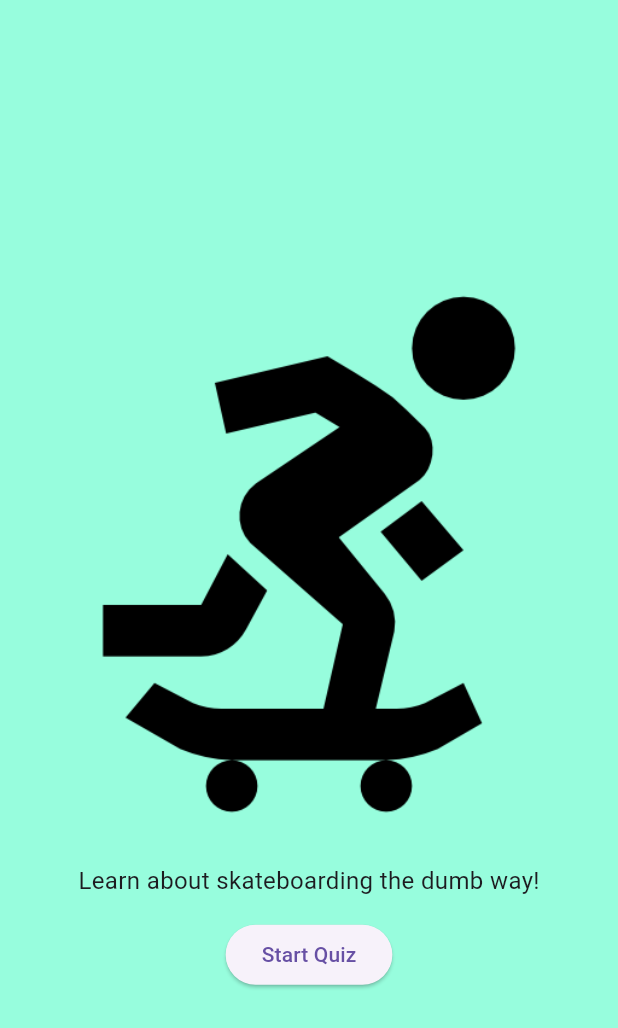
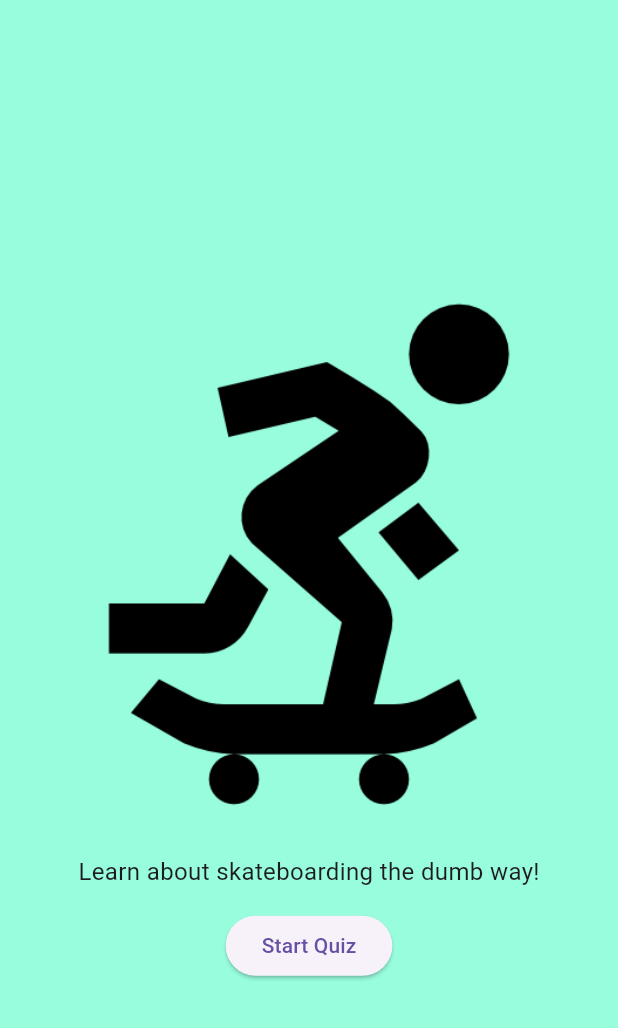
Before and after one commit to jhnnyk/sk8_quiz_app, a Flutter app: the screen it shows after launch, on a phone screen of 412 x 824 dp. Shown: the top 1028 px of the screen. Run offline on Flutter 3.47's test engine with Material 3 defaults, Android fonts, the phone set to English and light mode, and no system bars.

Commit message:
extract code to StartScreen class

```diff
--- a/lib/main.dart
+++ b/lib/main.dart
@@ -1,4 +1,5 @@
 import 'package:flutter/material.dart';
+import 'package:sk8_quiz_app/start_screen.dart';
 
 void main() {
   runApp(const MainApp());
@@ -7,30 +8,12 @@ void main() {
 class MainApp extends StatelessWidget {
   const MainApp({super.key});
 
-  void startQuiz() {}
-
   @override
   Widget build(BuildContext context) {
-    return MaterialApp(
+    return const MaterialApp(
       home: Scaffold(
-        backgroundColor: const Color.fromARGB(255, 151, 253, 221),
-        body: Center(
-          child: Column(
-            mainAxisSize: MainAxisSize.min,
-            children: [
-              Image.asset('assets/images/sk8.png'),
-              const Text(
-                'Learn about skateboarding the dumb way!',
-                style: TextStyle(fontSize: 16),
-              ),
-              const SizedBox(height: 14,),
-              ElevatedButton(
-                onPressed: startQuiz,
-                child: const Text('Start Quiz'),
-              )
-            ],
-          ),
-        ),
+        backgroundColor: Color.fromARGB(255, 151, 253, 221),
+        body: StartScreen(),
       ),
     );
   }
--- /dev/null
+++ b/lib/start_screen.dart
@@ -0,0 +1,33 @@
+import 'package:flutter/material.dart';
+
+class StartScreen extends StatelessWidget {
+  const StartScreen({super.key});
+
+  void startQuiz() {}
+
+  @override
+  Widget build(BuildContext context) {
+    return Center(
+      child: Column(
+        mainAxisSize: MainAxisSize.min,
+        children: [
+          Image.asset(
+            'assets/images/sk8.png',
+            width: 400,
+          ),
+          const Text(
+            'Learn about skateboarding the dumb way!',
+            style: TextStyle(fontSize: 16),
+          ),
+          const SizedBox(
+            height: 14,
+          ),
+          ElevatedButton(
+            onPressed: startQuiz,
+            child: const Text('Start Quiz'),
+          )
+        ],
+      ),
+    );
+  }
+}
```
